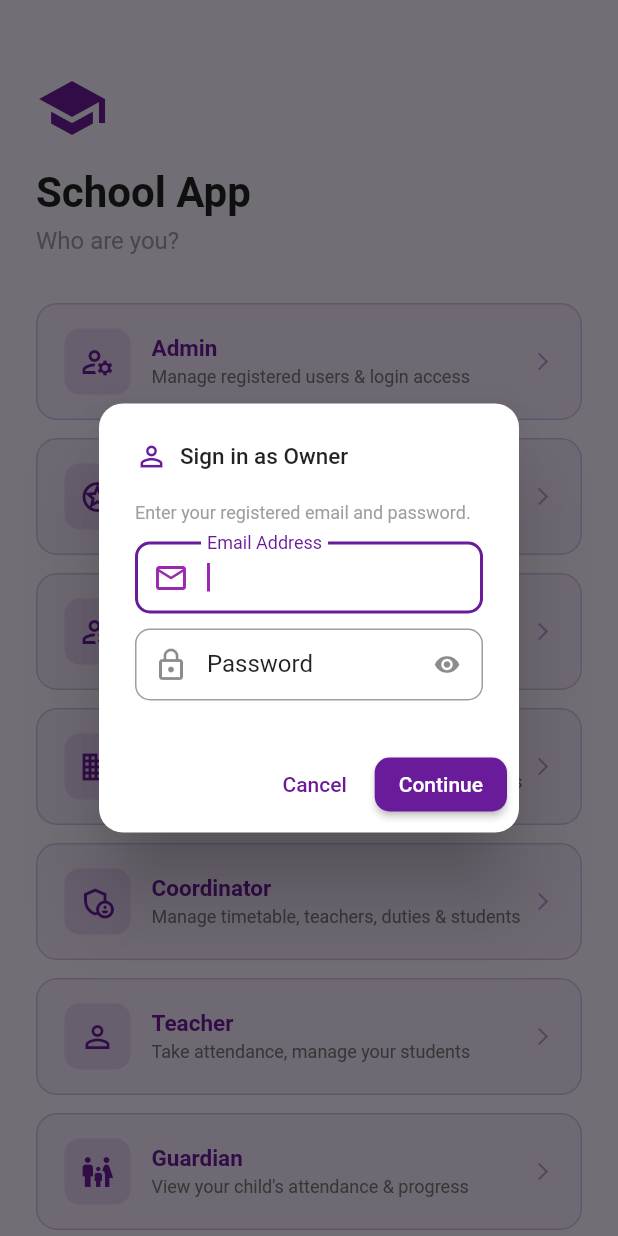
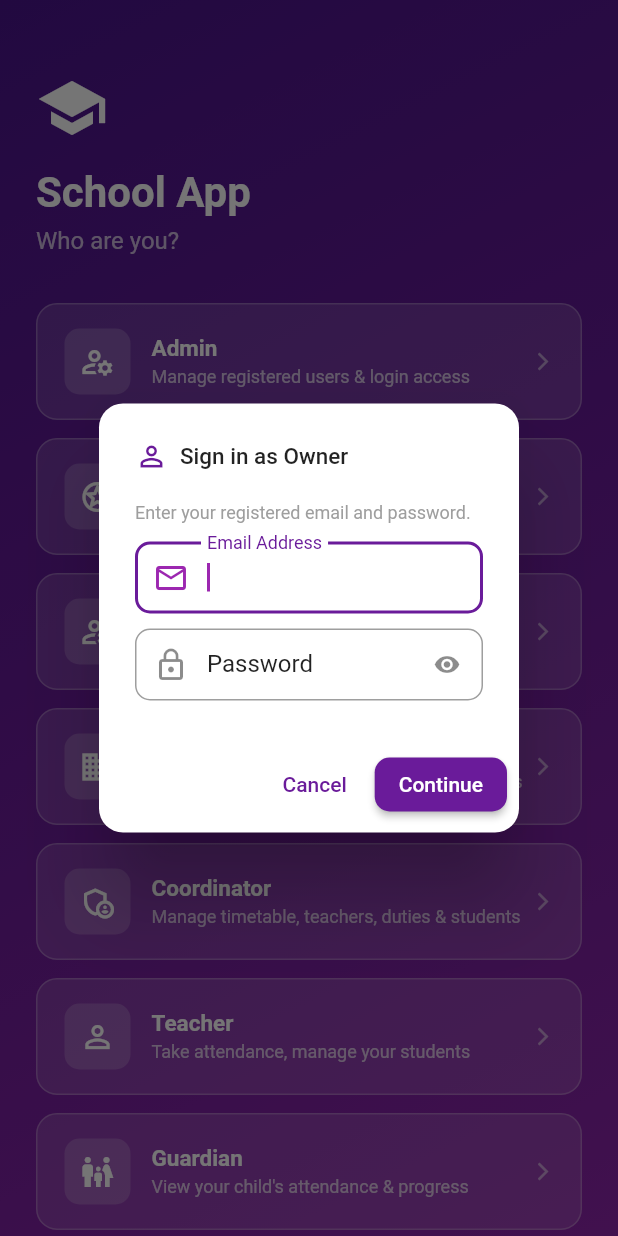
Before and after one commit to PandeyUpendra/school-attendance-app, a Flutter app: the screen it shows after launch, after a tap on "Owner", on a phone screen of 412 x 824 dp. Run offline on Flutter 3.47's test engine with Material 3 defaults, Android fonts, the phone set to English and light mode, and no system bars; our stand-ins replace cached_network_image, cloud_firestore, connectivity_plus, csv, file_picker, firebase_core and 12 more; accounts and stored records are empty.

Commit message:
Purple gradient login screen and matching splash + schoolId in getAssignedClasses
- RoleSelectionScreen: full purple gradient bg (primaryDark→primary→primaryMid),
  white header text/icon, glass-style role cards, transparent status bar with
  light icons via AnnotatedRegion
- SplashGate: matching purple gradient with white school icon + spinner
- TimetableService.getAssignedClasses: returns named record with schoolId field

Co-Authored-By: Claude Sonnet 4.6 <noreply@anthropic.com>

```diff
--- a/lib/main.dart
+++ b/lib/main.dart
@@ -129,16 +129,25 @@ class _SplashGateState extends State<_SplashGate> {
 
   @override
   Widget build(BuildContext context) {
-    return const Scaffold(
-      backgroundColor: Colors.white,
-      body: Center(
-        child: Column(
-          mainAxisAlignment: MainAxisAlignment.center,
-          children: [
-            Icon(Icons.school, size: 56, color: AppTheme.primary),
-            SizedBox(height: 20),
-            CircularProgressIndicator(color: AppTheme.primary),
-          ],
+    return Scaffold(
+      backgroundColor: Colors.transparent,
+      body: Container(
+        decoration: const BoxDecoration(
+          gradient: LinearGradient(
+            begin: Alignment.topLeft,
+            end: Alignment.bottomRight,
+            colors: [AppTheme.primaryDark, AppTheme.primary, AppTheme.primaryMid],
+          ),
+        ),
+        child: const Center(
+          child: Column(
+            mainAxisAlignment: MainAxisAlignment.center,
+            children: [
+              Icon(Icons.school, size: 56, color: Colors.white),
+              SizedBox(height: 20),
+              CircularProgressIndicator(color: Colors.white),
+            ],
+          ),
         ),
       ),
     );
--- a/lib/screens/role_selection_screen.dart
+++ b/lib/screens/role_selection_screen.dart
@@ -175,11 +175,14 @@ class RoleSelectionScreen extends StatelessWidget {
           return;
         }
 
-        // Coordinator / Principal — fetch their assigned classes from Firestore.
+        // Coordinator / Principal — fetch their assigned classes and schoolId.
         List<String>? assignedClasses;
+        String?       schoolId;
         if (role == 'coordinator' || role == 'principal' ||
             role == 'owner' || role == 'ownerPrincipal') {
-          assignedClasses = await TimetableService().getAssignedClasses(email);
+          final loginData = await TimetableService().getAssignedClasses(email);
+          assignedClasses = loginData.assignedClasses;
+          schoolId        = loginData.schoolId;
         }
 
         // Teacher / Coordinator / Principal — save session and go to destination.
@@ -187,6 +190,7 @@ class RoleSelectionScreen extends StatelessWidget {
           email: email,
           role:  role,
           assignedClasses: assignedClasses,
+          schoolId: schoolId,
         );
         if (context.mounted) {
           Navigator.pushReplacement(
@@ -334,24 +338,41 @@ class RoleSelectionScreen extends StatelessWidget {
 
   @override
   Widget build(BuildContext context) {
-    return Scaffold(
-      backgroundColor: AppTheme.background,
-      body: SafeArea(
+    return AnnotatedRegion<SystemUiOverlayStyle>(
+      value: const SystemUiOverlayStyle(
+        statusBarColor: Colors.transparent,
+        statusBarIconBrightness: Brightness.light,
+        statusBarBrightness: Brightness.dark,
+      ),
+      child: Scaffold(
+        backgroundColor: Colors.transparent,
+        body: Container(
+          decoration: const BoxDecoration(
+            gradient: LinearGradient(
+              begin: Alignment.topLeft,
+              end: Alignment.bottomRight,
+              colors: [AppTheme.primaryDark, AppTheme.primary, AppTheme.primaryMid],
+            ),
+          ),
+          child: SafeArea(
             child: SingleChildScrollView(
               padding: const EdgeInsets.symmetric(horizontal: 24),
               child: Column(
                 crossAxisAlignment: CrossAxisAlignment.start,
                 children: [
                   const SizedBox(height: 48),
-              const Icon(Icons.school, size: 48, color: AppTheme.primary),
+                  const Icon(Icons.school, size: 48, color: Colors.white),
                   const SizedBox(height: 16),
                   const Text('School App',
                       style: TextStyle(
-                      fontSize: 28, fontWeight: FontWeight.bold)),
+                          fontSize: 28,
+                          fontWeight: FontWeight.bold,
+                          color: Colors.white)),
                   const SizedBox(height: 6),
                   Text('Who are you?',
                       style: TextStyle(
-                      fontSize: 16, color: Colors.grey.shade500)),
+                          fontSize: 16,
+                          color: Colors.white.withOpacity(0.7))),
                   const SizedBox(height: 32),
 
                   // ── Admin ─────────────────────────────────────────────────
@@ -359,7 +380,6 @@ class RoleSelectionScreen extends StatelessWidget {
                     icon: Icons.manage_accounts_outlined,
                     title: 'Admin',
                     subtitle: 'Manage registered users & login access',
-                color: AppTheme.primary,
                     onTap: () => _openAdmin(context),
                   ),
                   const SizedBox(height: 12),
@@ -369,7 +389,6 @@ class RoleSelectionScreen extends StatelessWidget {
                     icon: Icons.stars_outlined,
                     title: 'Owner',
                     subtitle: 'Manage principals and school hierarchy',
-                color: AppTheme.primary,
                     onTap: () => _loginAsRole(
                         context, 'owner', const OwnerHome()),
                   ),
@@ -380,7 +399,6 @@ class RoleSelectionScreen extends StatelessWidget {
                     icon: Icons.manage_accounts_outlined,
                     title: 'Owner-Principal',
                     subtitle: 'Manage principals and coordinators',
-                color: AppTheme.primary,
                     onTap: () => _loginAsRole(
                         context, 'ownerPrincipal', const OwnerPrincipalHome()),
                   ),
@@ -391,7 +409,6 @@ class RoleSelectionScreen extends StatelessWidget {
                     icon: Icons.business_outlined,
                     title: 'Principal',
                     subtitle: 'School overview, attendance & leave approvals',
-                color: AppTheme.primary,
                     onTap: () => _loginAsRole(
                         context, 'principal', const PrincipalDashboard()),
                   ),
@@ -402,7 +419,6 @@ class RoleSelectionScreen extends StatelessWidget {
                     icon: Icons.admin_panel_settings_outlined,
                     title: 'Coordinator',
                     subtitle: 'Manage timetable, teachers, duties & students',
-                color: AppTheme.primary,
                     onTap: () => _loginAsRole(
                         context, 'coordinator', const CoordinatorDashboard()),
                   ),
@@ -413,7 +429,6 @@ class RoleSelectionScreen extends StatelessWidget {
                     icon: Icons.person_outline,
                     title: 'Teacher',
                     subtitle: 'Take attendance, manage your students',
-                color: AppTheme.primary,
                     onTap: () => _loginAsRole(
                         context, 'teacher', const TeacherProfileScreen()),
                   ),
@@ -424,13 +439,14 @@ class RoleSelectionScreen extends StatelessWidget {
                     icon: Icons.family_restroom_outlined,
                     title: 'Guardian',
                     subtitle: "View your child's attendance & progress",
-                color: AppTheme.primary,
                     onTap: () => _loginAsRole(
                         context, 'guardian', const _PlaceholderDestination()),
                   ),
 
                   const SizedBox(height: 32),
                 ],
+              ),
+            ),
           ),
         ),
       ),
@@ -452,14 +468,12 @@ class _RoleCard extends StatelessWidget {
   final IconData icon;
   final String   title;
   final String   subtitle;
-  final Color    color;
   final VoidCallback onTap;
 
   const _RoleCard({
     required this.icon,
     required this.title,
     required this.subtitle,
-    required this.color,
     required this.onTap,
   });
 
@@ -468,23 +482,24 @@ class _RoleCard extends StatelessWidget {
     return InkWell(
       onTap: onTap,
       borderRadius: BorderRadius.circular(14),
+      splashColor: Colors.white24,
+      highlightColor: Colors.white10,
       child: Container(
         width: double.infinity,
-        padding:
-            const EdgeInsets.symmetric(vertical: 16, horizontal: 18),
+        padding: const EdgeInsets.symmetric(vertical: 16, horizontal: 18),
         decoration: BoxDecoration(
-          color: color.withOpacity(0.05),
+          color: Colors.white.withOpacity(0.13),
           borderRadius: BorderRadius.circular(14),
-          border: Border.all(color: color.withOpacity(0.2)),
+          border: Border.all(color: Colors.white.withOpacity(0.25)),
         ),
         child: Row(children: [
           Container(
             padding: const EdgeInsets.all(10),
             decoration: BoxDecoration(
-              color: color.withOpacity(0.1),
+              color: Colors.white.withOpacity(0.18),
               borderRadius: BorderRadius.circular(10),
             ),
-            child: Icon(icon, color: color, size: 24),
+            child: Icon(icon, color: Colors.white, size: 24),
           ),
           const SizedBox(width: 14),
           Expanded(
@@ -492,19 +507,20 @@ class _RoleCard extends StatelessWidget {
               crossAxisAlignment: CrossAxisAlignment.start,
               children: [
                 Text(title,
-                    style: TextStyle(
+                    style: const TextStyle(
                         fontSize: 15,
                         fontWeight: FontWeight.bold,
-                        color: color)),
+                        color: Colors.white)),
                 const SizedBox(height: 3),
                 Text(subtitle,
                     style: TextStyle(
-                        fontSize: 12, color: Colors.grey.shade600)),
+                        fontSize: 12,
+                        color: Colors.white.withOpacity(0.7))),
               ],
             ),
           ),
           Icon(Icons.arrow_forward_ios,
-              size: 14, color: color.withOpacity(0.4)),
+              size: 14, color: Colors.white.withOpacity(0.5)),
         ]),
       ),
     );
--- a/lib/services/timetable_service.dart
+++ b/lib/services/timetable_service.dart
@@ -225,13 +225,18 @@ class TimetableService {
   }
 
   /// Returns the assigned classes for a coordinator/principal, or null if not set.
-  Future<List<String>?> getAssignedClasses(String email) async {
+  Future<({List<String>? assignedClasses, String? schoolId})> getAssignedClasses(String email) async {
     final doc = await _allowedUsers.doc(email.toLowerCase().trim()).get();
-    if (!doc.exists || doc.data() == null) return null;
-    final raw = doc.data()!['assignedClasses'];
-    if (raw == null) return null;
-    final list = List<String>.from(raw as List);
-    return list.isEmpty ? null : list;
+    if (!doc.exists || doc.data() == null) return (assignedClasses: null, schoolId: null);
+    final data     = doc.data()!;
+    final raw      = data['assignedClasses'];
+    final schoolId = data['schoolId'] as String?;
+    List<String>? classes;
+    if (raw != null) {
+      final list = List<String>.from(raw as List);
+      classes = list.isEmpty ? null : list;
+    }
+    return (assignedClasses: classes, schoolId: schoolId);
   }
 
   Future<void> updateAllowedUser(
```
Lines whose indentation alone changed are shown as unchanged.
